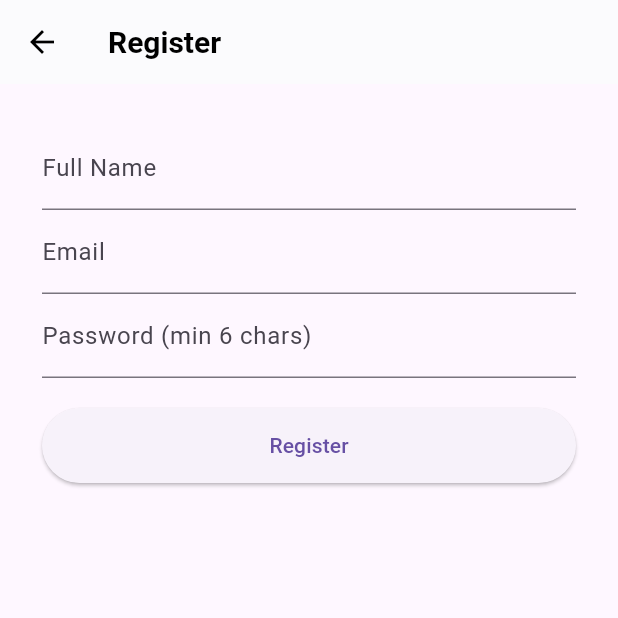
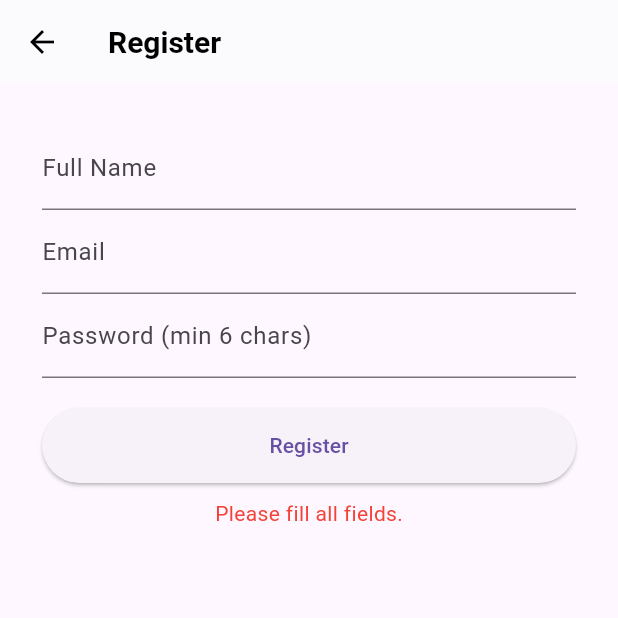
Before and after one commit to Adil57/Quick-Helper-Customer-, a Flutter app: the RegisterScreen screen opened directly, after a tap on "Register", on a phone screen of 412 x 824 dp, the top half of it. Run offline on Flutter 3.47's test engine with Material 3 defaults, Android fonts, the phone set to English and light mode, and no system bars; missing offline and left inert: auth0_flutter, auth0_flutter_platform_interface.

Commit message:
Update main.dart

```diff
--- a/lib/main.dart
+++ b/lib/main.dart
@@ -175,12 +175,15 @@ class _LoginScreenState extends State<LoginScreen> {
         final result = await auth0.webAuthentication(scheme: auth0RedirectUri.split('://').first).login();
         if (mounted) {
           tempAuth.setUser(result.user);
+          // After successful Auth0 login, navigate to main app
           Navigator.pushReplacement( context, MaterialPageRoute(builder: (_) => const MainNavigator()));
         }
       } on Exception catch (e) {
         if (mounted) {
-          setState(() { _error = 'Auth0 Login Failed: Check Redirect URL/Network.'; });
-          ScaffoldMessenger.of(context).showSnackBar(SnackBar(content: Text(_error!)));
+          // Display a friendly error message for Auth0 issues
+          String message = 'Login Failed. Ensure redirect URL and internet connection are correct.';
+          setState(() { _error = message; });
+          ScaffoldMessenger.of(context).showSnackBar(SnackBar(content: Text(message)));
         }
       } finally {
         if (mounted) setState(() => isLoading = false);
@@ -188,8 +191,7 @@ class _LoginScreenState extends State<LoginScreen> {
   }
 
   Future<void> registerUser() async {
-    setState(() => isLoading = true);
-    // [API call logic]
+    // This function logic is usually handled by the Auth0 flow or a separate API.
     if (mounted) setState(() => isLoading = false);
   }
 
@@ -254,10 +256,32 @@ class _RegisterScreenState extends State<RegisterScreen> {
   final TextEditingController password = TextEditingController();
   bool isLoading = false;
   String? _error;
+
+  // FIX: Simulated API call for registration
   Future<void> registerUser() async {
+    if (name.text.isEmpty || email.text.isEmpty || password.text.isEmpty) {
+      setState(() => _error = "Please fill all fields.");
+      return;
+    }
     setState(() => isLoading = true);
-    // [API call logic]
-    if (mounted) setState(() => isLoading = false);
+
+    // API Call Simulation: Success after 2 seconds
+    await Future.delayed(const Duration(seconds: 2));
+
+    // After successful dummy registration, set a temporary user and navigate
+    tempAuth.setUser(UserProfile(name: name.text, sub: "local_user_${DateTime.now().millisecondsSinceEpoch}"));
+
+    if (mounted) {
+      ScaffoldMessenger.of(context).showSnackBar(
+        const SnackBar(content: Text("Registration successful! Logging you in."))
+      );
+      Navigator.pushReplacement(context, MaterialPageRoute(builder: (_) => const MainNavigator()));
+    }
+
+    if (mounted) setState(() {
+      isLoading = false;
+      _error = null;
+    });
   }
 
   @override
@@ -509,7 +533,7 @@ class _HomePageState extends State<HomePage> {
 }
 // lib/main.dart (PART 3/3) - Booking and Helper Detail Pages
 
-// ------------------ 🟢 BOOKING SCREEN (FIXED SYNTAX) ------------------
+// ------------------ 🟢 BOOKING SCREEN (FINAL FIX) ------------------
 class BookingScreen extends StatefulWidget {
   final String helperName;
   final String helperSkill;
```
